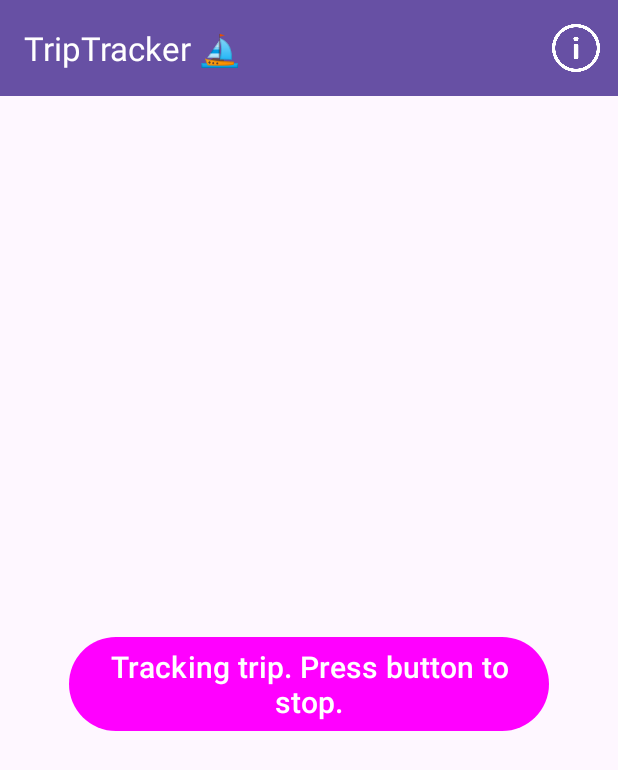
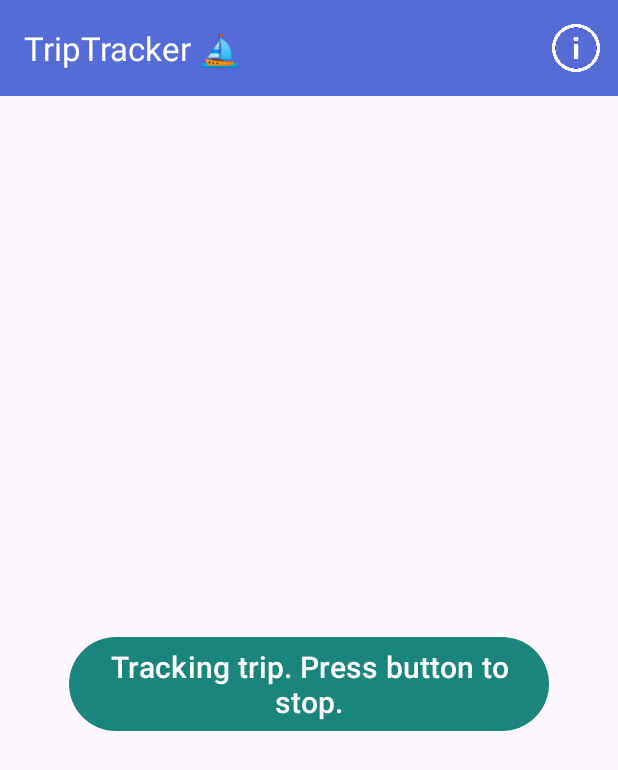
Before and after one commit to pinefoambath/mas-android-triptracker, an Android app: the screen it shows after launch (MainActivity), after a tap on "Start tracking", on a phone screen of 412 x 824 dp. Shown: the top 770 px of the screen. Run offline under Robolectric (Android 15) with nearby library versions, the phone set to English and light mode, and no system bars.

Commit message:
Implement Material-Design UI colors (#16)
- Implementiert die Material-Design UI Farbem des UI Konzeptes.
- Stellt sicher, dass Textfarben auf verschiedenen Handies (Samsung,
Google Pixel getestet) gleich aussehen.


![image](https://github.com/user-attachments/assets/2eb11a22-55cc-447f-a009-e5205f8280b2)


![image](https://github.com/user-attachments/assets/344eb623-6105-4903-b625-a1dfc9bfc83a)

```diff
--- a/app/src/main/java/com/massoftwareengineering/triptracker/ui/TrackingFragment.java
+++ b/app/src/main/java/com/massoftwareengineering/triptracker/ui/TrackingFragment.java
@@ -187,11 +187,13 @@ public class TrackingFragment extends Fragment {
         welcomeText.setVisibility(View.VISIBLE);
         startTrackingButton.setVisibility(View.VISIBLE);
         startTrackingButton.setText(R.string.start_tracking);
+        startTrackingButton.setBackgroundColor(ContextCompat.getColor(requireContext(), R.color.primaryColor));
+
     }
 
     private void updateUIForTracking() {
         startTrackingButton.setText(R.string.stop_tracking);
-        startTrackingButton.setBackgroundColor(ContextCompat.getColor(requireContext(), R.color.tracking_active));
+        startTrackingButton.setBackgroundColor(ContextCompat.getColor(requireContext(), R.color.secondaryColor));
         welcomeText.setVisibility(View.GONE);
         formInstructions.setVisibility(View.GONE);
         tripNotes.setVisibility(View.GONE);
--- a/app/src/main/res/layout/fragment_tracking.xml
+++ b/app/src/main/res/layout/fragment_tracking.xml
@@ -35,6 +35,7 @@
         android:id="@+id/submitButton"
         android:layout_width="wrap_content"
         android:layout_height="wrap_content"
+        android:backgroundTint="@color/primaryColor"
         android:text="@string/submit_trip"
         android:layout_marginTop="16dp"
         android:textSize="20sp"
--- a/app/src/main/res/values-night/themes.xml
+++ b/app/src/main/res/values-night/themes.xml
@@ -1,7 +1,8 @@
 <resources xmlns:tools="http://schemas.android.com/tools">
     <!-- Base application theme. -->
     <style name="Base.Theme.Triptracker" parent="Theme.Material3.DayNight.NoActionBar">
-        <!-- Customize your dark theme here. -->
-        <!-- <item name="colorPrimary">@color/my_dark_primary</item> -->
+        <item name="colorPrimary">@color/primaryColor</item>
+        <item name="colorOnPrimary">@android:color/white</item>
+
     </style>
 </resources>
--- a/app/src/main/res/values/colors.xml
+++ b/app/src/main/res/values/colors.xml
@@ -2,6 +2,6 @@
 <resources>
     <color name="black">#FF000000</color>
     <color name="white">#FFFFFFFF</color>
-    <color name="tracking_active">#FF00FF</color>
-    <color name="default_button">#7259AB</color>
+    <color name="primaryColor">#556cd6</color>
+    <color name="secondaryColor">#19857b</color>
 </resources>
--- a/app/src/main/res/values/themes.xml
+++ b/app/src/main/res/values/themes.xml
@@ -1,8 +1,9 @@
 <resources xmlns:tools="http://schemas.android.com/tools">
     <!-- Base application theme. -->
     <style name="Base.Theme.Triptracker" parent="Theme.Material3.DayNight.NoActionBar">
-        <!-- Customize your light theme here. -->
-        <!-- <item name="colorPrimary">@color/my_light_primary</item> -->
+        <item name="colorPrimary">@color/primaryColor</item>
+        <item name="colorOnPrimary">@android:color/white</item>
+
     </style>
 
     <style name="Theme.Triptracker" parent="Base.Theme.Triptracker" />
```
